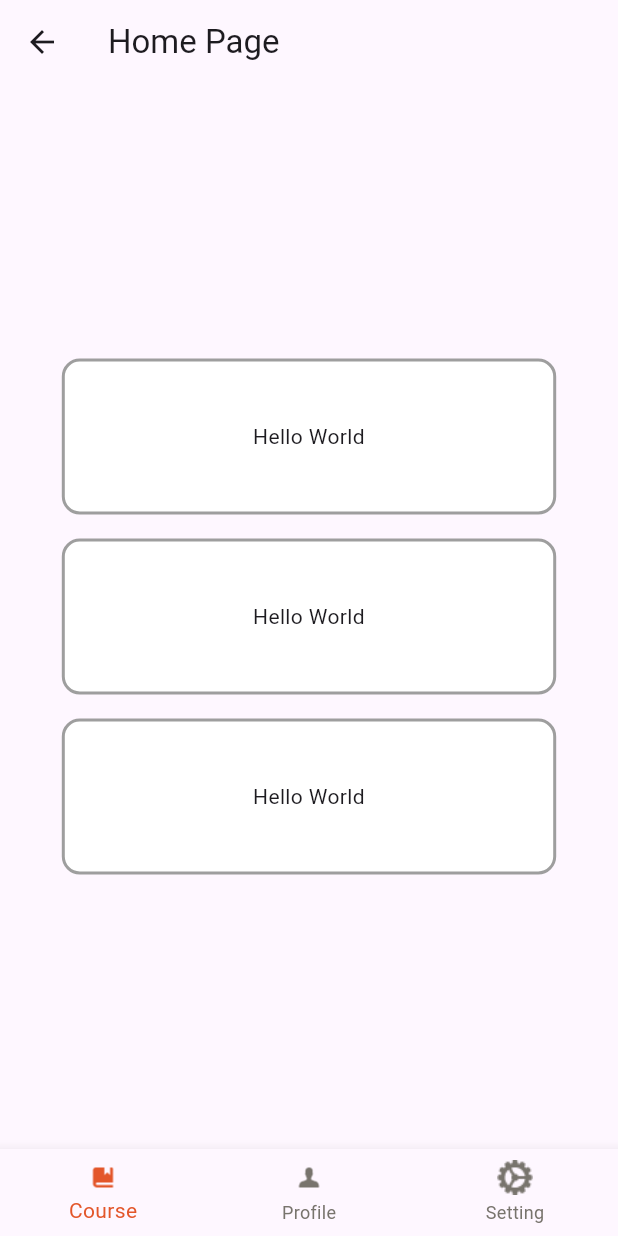
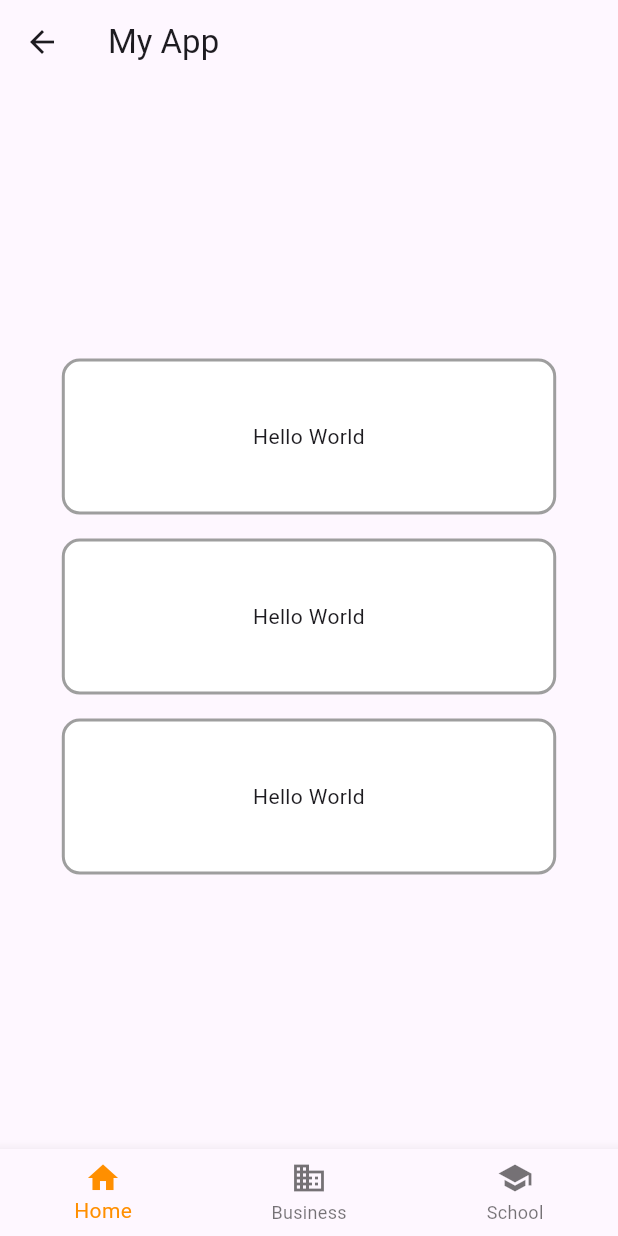
Before and after one commit to ahaithem/edtech_app, a Flutter app: the HomePage screen opened by its route, on a phone screen of 412 x 824 dp. Run offline on Flutter 3.47's test engine with Material 3 defaults, Android fonts, the phone set to English and light mode, and no system bars; our stand-ins replace awesome_dialog, card_swiper, firebase_auth, firebase_core; accounts and stored records are empty.

Commit message:
add bottom navigation bar

```diff
--- /dev/null
+++ b/lib/constns/home_constants.dart
@@ -0,0 +1,16 @@
+import 'package:flutter/material.dart';
+import '../widgets/profile.dart';
+
+const TextStyle optionStyle =
+    TextStyle(fontSize: 30, fontWeight: FontWeight.bold);
+const List<Widget> widgetOptions = <Widget>[
+  Profile(),
+  Text(
+    'Index 1: Business',
+    style: optionStyle,
+  ),
+  Text(
+    'Index 2: School',
+    style: optionStyle,
+  ),
+];
--- a/lib/home_page.dart
+++ b/lib/home_page.dart
@@ -1,20 +1,50 @@
 import 'package:flutter/material.dart';
-import './widgets/bottom_app_bar.dart';
-import './widgets/profile.dart';
+import 'constns/home_constants.dart';
 
 class HomePage extends StatefulWidget {
+  const HomePage({super.key});
+
   @override
-  _HomePageState createState() => _HomePageState();
+  State<HomePage> createState() => _HomePageState();
 }
 
 class _HomePageState extends State<HomePage> {
+  int _selectedIndex = 0;
+
+  void _onItemTapped(int index) {
+    setState(() {
+      _selectedIndex = index;
+    });
+  }
+
   @override
   Widget build(BuildContext context) {
     return Scaffold(
-        appBar: AppBar(
-          title: Text('Home Page'),
-        ),
-        body: const Profile(),
-        bottomNavigationBar: const BottomNavigationBarExample());
+      appBar: AppBar(
+        title: const Text('My App'),
+      ),
+      body: Center(
+        child: widgetOptions.elementAt(_selectedIndex),
+      ),
+      bottomNavigationBar: BottomNavigationBar(
+        items: const <BottomNavigationBarItem>[
+          BottomNavigationBarItem(
+            icon: Icon(Icons.home),
+            label: 'Home',
+          ),
+          BottomNavigationBarItem(
+            icon: Icon(Icons.business),
+            label: 'Business',
+          ),
+          BottomNavigationBarItem(
+            icon: Icon(Icons.school),
+            label: 'School',
+          ),
+        ],
+        currentIndex: _selectedIndex,
+        selectedItemColor: Colors.amber[800],
+        onTap: _onItemTapped,
+      ),
+    );
   }
 }
--- a/lib/widgets/bottom_app_bar.dart
+++ /dev/null
@@ -1,53 +0,0 @@
-import 'package:flutter/material.dart';
-import '../constns/color_text_size.dart';
-
-/// Flutter code sample for [BottomNavigationBar].
-
-class BottomNavigationBarExample extends StatefulWidget {
-  const BottomNavigationBarExample({super.key});
-
-  @override
-  State<BottomNavigationBarExample> createState() =>
-      _BottomNavigationBarExampleState();
-}
-
-class _BottomNavigationBarExampleState
-    extends State<BottomNavigationBarExample> {
-  int _selectedIndex = 0;
-
-  void _onItemTapped(int index) {
-    setState(() {
-      _selectedIndex = index;
-    });
-  }
-
-  @override
-  Widget build(BuildContext context) {
-    return BottomNavigationBar(
-      items: const <BottomNavigationBarItem>[
-        BottomNavigationBarItem(
-          icon: ImageIcon(
-            AssetImage('assets/icons/course_icon.png'),
-          ),
-          label: 'Course',
-        ),
-        BottomNavigationBarItem(
-          icon: ImageIcon(
-            AssetImage('assets/icons/profile_icon.png'),
-          ),
-          label: 'Profile',
-        ),
-        BottomNavigationBarItem(
-          icon: ImageIcon(
-            AssetImage('assets/icons/setting_icon.png'),
-          ),
-          label: 'Setting',
-        ),
-      ],
-      currentIndex: _selectedIndex,
-      selectedItemColor: primary_color, // Color when selected
-      unselectedItemColor: subtitle_color, // Color when unselected
-      onTap: _onItemTapped,
-    );
-  }
-}
```
